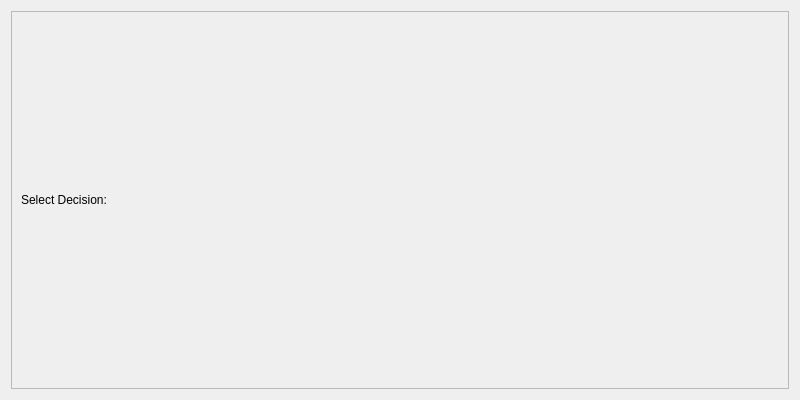
Above: src/qt/forms/decisionselectionview.ui from brishtiteveja/truthcoin-cpp before the change. Below: the same form after it.
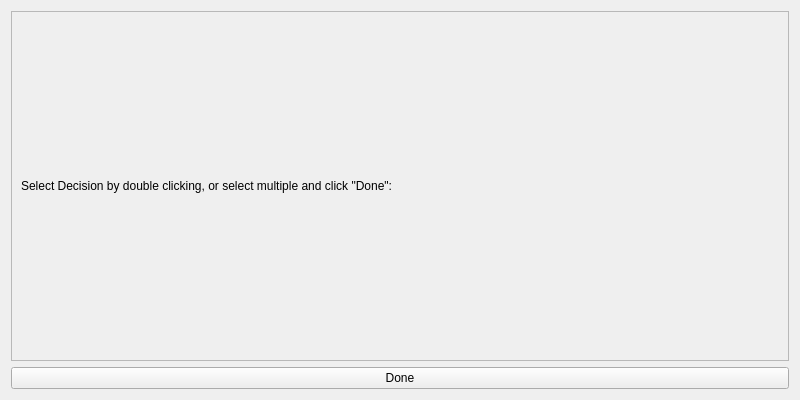
That is the form after the change.

Commit message: Update decision selection widget, and add signal to close the dialog

```diff
--- a/src/qt/forms/decisionselectionview.ui
+++ b/src/qt/forms/decisionselectionview.ui
@@ -38,13 +38,20 @@
          </size>
         </property>
         <property name="text">
-         <string>Select Decision:</string>
+         <string>Select Decision by double clicking, or select multiple and click &quot;Done&quot;:</string>
         </property>
        </widget>
       </item>
      </layout>
     </widget>
    </item>
+   <item>
+    <widget class="QPushButton" name="pushButtonDone">
+     <property name="text">
+      <string>Done</string>
+     </property>
+    </widget>
+   </item>
   </layout>
  </widget>
  <resources/>
```
The commit also changes 3 other files.
